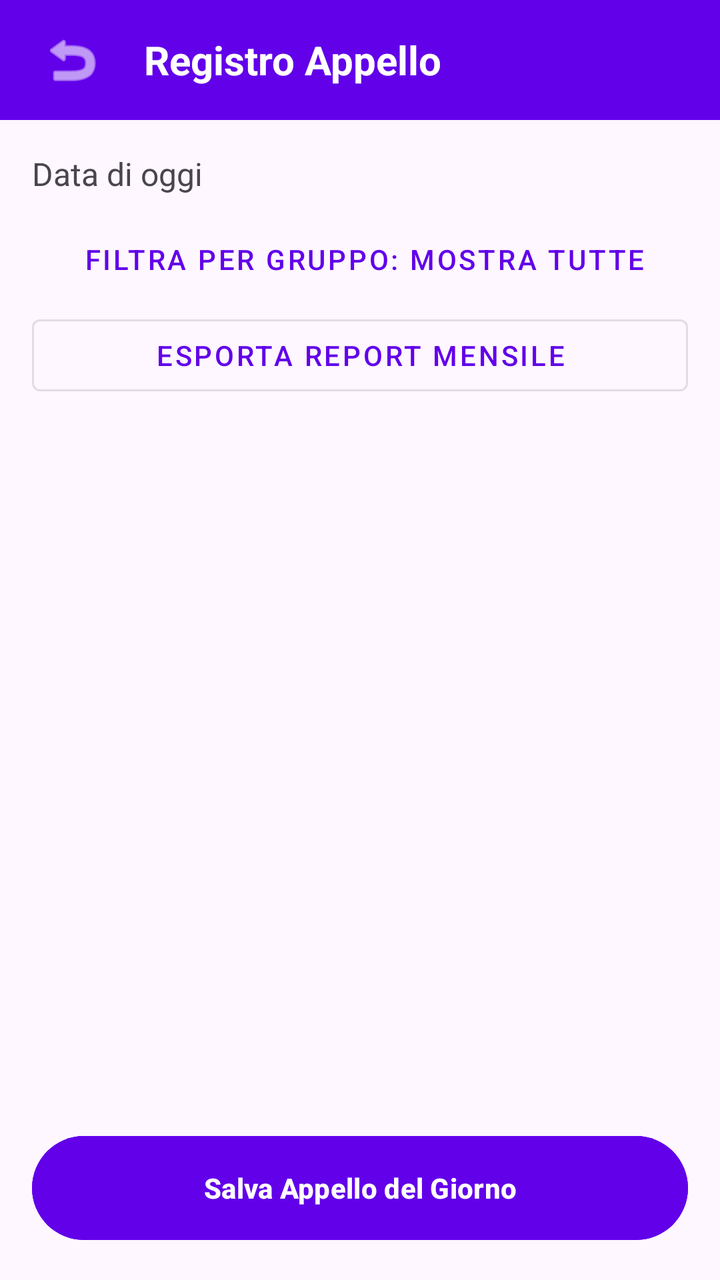
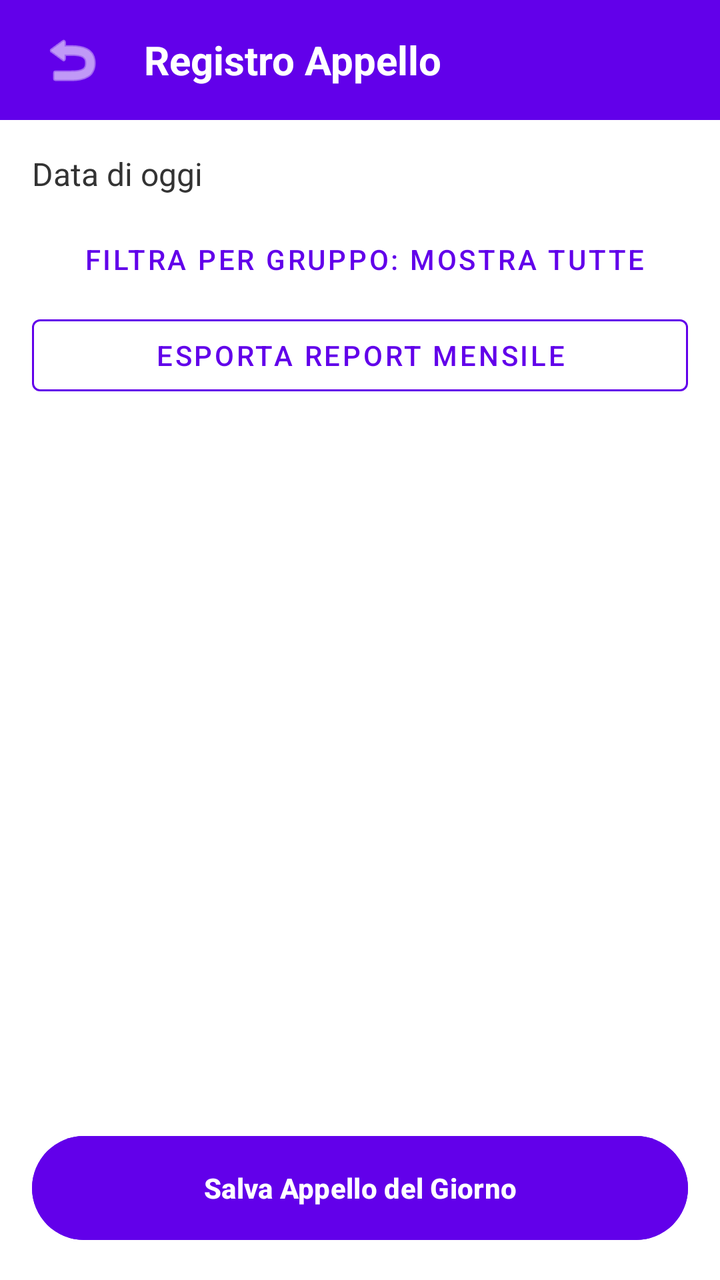

The first picture is an Android layout as it rendered before a commit; the second is the same layout after the commit. The layout source and the unified diff follow.
<!-- AndroidManifest.xml: application theme Theme.GinnasticaRitmica -->
<!-- res/layout/fragment_presenze.xml -->
<?xml version="1.0" encoding="utf-8"?>
<layout xmlns:android="http://schemas.android.com/apk/res/android"
    xmlns:app="http://schemas.android.com/apk/res-auto">

    <LinearLayout
        android:layout_width="match_parent"
        android:layout_height="match_parent"
        android:orientation="vertical"
        android:background="?android:attr/colorBackground">

        <LinearLayout
            android:layout_width="match_parent"
            android:layout_height="60dp"
            android:background="#6200EA"
            android:gravity="center_vertical"
            android:orientation="horizontal"
            android:paddingHorizontal="16dp">

            <ImageButton
                android:id="@+id/btnTornaIndietro"
                android:layout_width="40dp"
                android:layout_height="40dp"
                android:background="?attr/selectableItemBackgroundBorderless"
                android:src="@android:drawable/ic_menu_revert"
                app:tint="#FFFFFF" />

            <TextView
                android:layout_width="wrap_content"
                android:layout_height="wrap_content"
                android:layout_marginStart="16dp"
                android:text="Registro Appello"
                android:textColor="#FFFFFF"
                android:textSize="20sp"
                android:textStyle="bold" />
        </LinearLayout>

        <LinearLayout
            android:layout_width="match_parent"
            android:layout_height="match_parent"
            android:orientation="vertical"
            android:padding="16dp">

            <TextView
                android:id="@+id/tvDataOggi"
                android:layout_width="match_parent"
                android:layout_height="wrap_content"
                android:text="Data di oggi"
                android:textSize="16sp"
                android:textColor="?android:attr/textColorSecondary"
                android:layout_marginBottom="8dp"/>

            <Button
                android:id="@+id/btnFiltraGruppo"
                style="@style/Widget.MaterialComponents.Button.TextButton"
                android:layout_width="match_parent"
                android:layout_height="wrap_content"
                android:text=" Filtra per Gruppo: Mostra Tutte"
                android:textColor="#6200EA"/>

            <Button
                android:id="@+id/btnEsportaReport"
                style="@style/Widget.MaterialComponents.Button.OutlinedButton"
                android:layout_width="match_parent"
                android:layout_height="wrap_content"
                android:text="Esporta Report Mensile"
                android:textColor="#6200EA"
                android:layout_marginBottom="12dp"/>

            <androidx.recyclerview.widget.RecyclerView
                android:id="@+id/rvAppello"
                android:layout_width="match_parent"
                android:layout_height="0dp"
                android:layout_weight="1"
                android:layout_marginBottom="16dp"/>

            <Button
                android:id="@+id/btnSalvaAppello"
                android:layout_width="match_parent"
                android:layout_height="60dp"
                android:text="Salva Appello del Giorno"
                android:backgroundTint="#6200EA"
                android:textColor="#FFFFFF"
                android:textStyle="bold"/>

        </LinearLayout>
    </LinearLayout>
</layout>
<!-- resources referenced by this layout -->
<resources>
  <style name="Theme.GinnasticaRitmica" parent="Base.Theme.GinnasticaRitmica" />
  <style name="Base.Theme.GinnasticaRitmica" parent="Theme.Material3.DayNight.NoActionBar">
          
          
      </style>
</resources>

<!-- the commit's change to res/layout/fragment_presenze.xml (unified diff, before → after) -->
@@ -6,12 +6,12 @@
         android:layout_width="match_parent"
         android:layout_height="match_parent"
         android:orientation="vertical"
-        android:background="?android:attr/colorBackground">
+        android:background="@color/sfondo_app">
 
         <LinearLayout
             android:layout_width="match_parent"
             android:layout_height="60dp"
-            android:background="#6200EA"
+            android:background="@color/viola_torre"
             android:gravity="center_vertical"
             android:orientation="horizontal"
             android:paddingHorizontal="16dp">
@@ -22,14 +22,14 @@
                 android:layout_height="40dp"
                 android:background="?attr/selectableItemBackgroundBorderless"
                 android:src="@android:drawable/ic_menu_revert"
-                app:tint="#FFFFFF" />
+                app:tint="@android:color/white" />
 
             <TextView
                 android:layout_width="wrap_content"
                 android:layout_height="wrap_content"
                 android:layout_marginStart="16dp"
                 android:text="Registro Appello"
-                android:textColor="#FFFFFF"
+                android:textColor="@android:color/white"
                 android:textSize="20sp"
                 android:textStyle="bold" />
         </LinearLayout>
@@ -46,7 +46,7 @@
                 android:layout_height="wrap_content"
                 android:text="Data di oggi"
                 android:textSize="16sp"
-                android:textColor="?android:attr/textColorSecondary"
+                android:textColor="@color/testo_sottotitoli"
                 android:layout_marginBottom="8dp"/>
 
             <Button
@@ -55,7 +55,7 @@
                 android:layout_width="match_parent"
                 android:layout_height="wrap_content"
                 android:text=" Filtra per Gruppo: Mostra Tutte"
-                android:textColor="#6200EA"/>
+                android:textColor="@color/viola_torre"/>
 
             <Button
                 android:id="@+id/btnEsportaReport"
@@ -63,7 +63,8 @@
                 android:layout_width="match_parent"
                 android:layout_height="wrap_content"
                 android:text="Esporta Report Mensile"
-                android:textColor="#6200EA"
+                android:textColor="@color/viola_torre"
+                app:strokeColor="@color/viola_torre"
                 android:layout_marginBottom="12dp"/>
 
             <androidx.recyclerview.widget.RecyclerView
@@ -78,8 +79,8 @@
                 android:layout_width="match_parent"
                 android:layout_height="60dp"
                 android:text="Salva Appello del Giorno"
-                android:backgroundTint="#6200EA"
-                android:textColor="#FFFFFF"
+                android:backgroundTint="@color/viola_torre"
+                android:textColor="@android:color/white"
                 android:textStyle="bold"/>
 
         </LinearLayout>
<!-- resource entries referenced after the edit -->
@@ -1,5 +1,8 @@
 <!-- resources referenced by this layout -->
 <resources>
+  <color name="sfondo_app">#FFFFFF</color>
+  <color name="testo_sottotitoli">#333333</color>
+  <color name="viola_torre">#6200EA</color>
   <style name="Theme.GinnasticaRitmica" parent="Base.Theme.GinnasticaRitmica" />
   <style name="Base.Theme.GinnasticaRitmica" parent="Theme.Material3.DayNight.NoActionBar">
           
